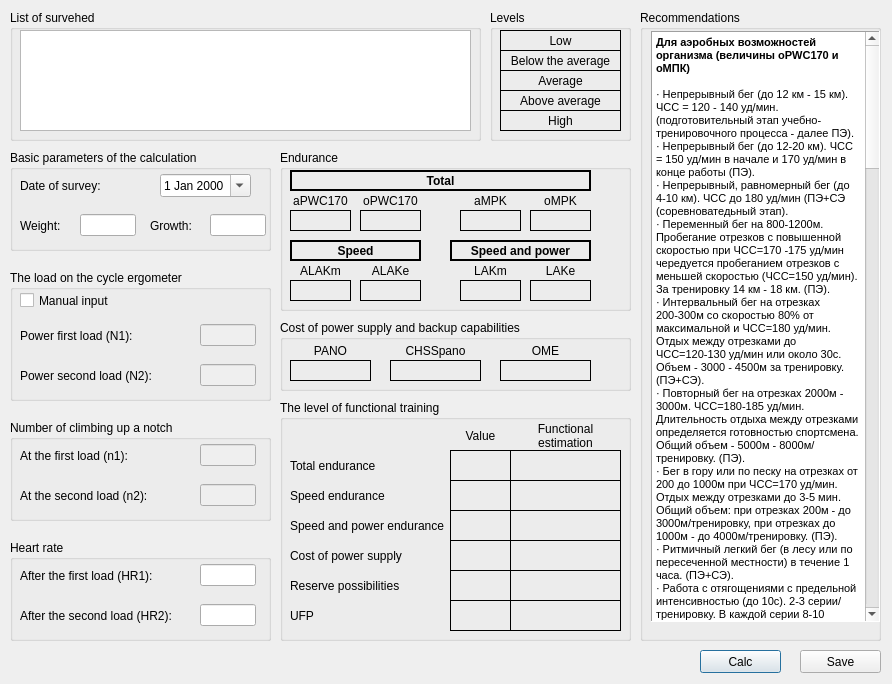
Old version of the form shvsm/shvsmcreatedialog.ui in the repository SeregaGomen/shvsm.
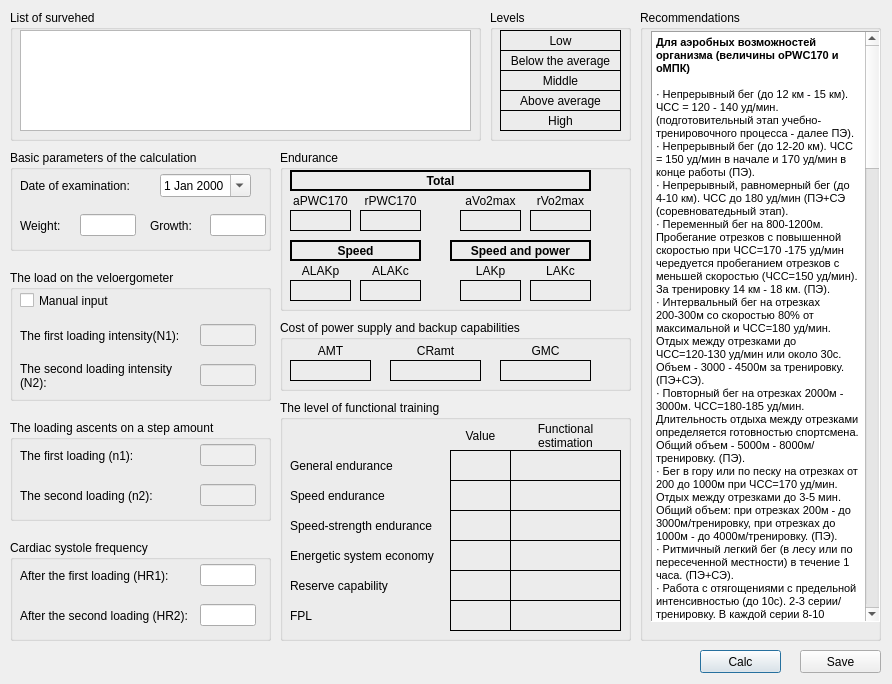
New version of the form.

```diff
--- a/shvsm/shvsmcreatedialog.ui
+++ b/shvsm/shvsmcreatedialog.ui
@@ -78,7 +78,7 @@
      <item>
       <widget class="QLabel" name="label">
        <property name="text">
-        <string>Date of survey:</string>
+        <string>Date of examination:</string>
        </property>
       </widget>
      </item>
@@ -182,7 +182,7 @@
     </rect>
    </property>
    <property name="title">
-    <string>The load on the cycle ergometer</string>
+    <string>The load on the veloergometer</string>
    </property>
    <widget class="QWidget" name="horizontalLayoutWidget_13">
     <property name="geometry">
@@ -216,7 +216,7 @@
      <item>
       <widget class="QLabel" name="label_7">
        <property name="text">
-        <string>Power first load (N1):</string>
+        <string>The first loading intensity(N1):</string>
        </property>
        <property name="wordWrap">
         <bool>true</bool>
@@ -257,7 +257,7 @@
      <item>
       <widget class="QLabel" name="label_8">
        <property name="text">
-        <string>Power second load (N2):</string>
+        <string>The second loading intensity (N2):</string>
        </property>
        <property name="wordWrap">
         <bool>true</bool>
@@ -290,7 +290,7 @@
     </rect>
    </property>
    <property name="title">
-    <string>Number of climbing up a notch</string>
+    <string>The loading ascents on a step amount </string>
    </property>
    <widget class="QWidget" name="horizontalLayoutWidget_17">
     <property name="geometry">
@@ -316,7 +316,7 @@
      <rect>
       <x>10</x>
       <y>20</y>
-      <width>171</width>
+      <width>292</width>
       <height>31</height>
      </rect>
     </property>
@@ -324,7 +324,7 @@
      <item>
       <widget class="QLabel" name="label_9">
        <property name="text">
-        <string>At the first load (n1):</string>
+        <string>The first loading (n1):</string>
        </property>
       </widget>
      </item>
@@ -362,7 +362,7 @@
      <item>
       <widget class="QLabel" name="label_10">
        <property name="text">
-        <string>At the second load (n2):</string>
+        <string>The second loading (n2):</string>
        </property>
       </widget>
      </item>
@@ -379,7 +379,7 @@
     </rect>
    </property>
    <property name="title">
-    <string>Heart rate</string>
+    <string>Cardiac systole frequency</string>
    </property>
    <widget class="QWidget" name="horizontalLayoutWidget_21">
     <property name="geometry">
@@ -409,7 +409,7 @@
      <item>
       <widget class="QLabel" name="label_11">
        <property name="text">
-        <string>After the first load (HR1):</string>
+        <string>After the first loading (HR1):</string>
        </property>
        <property name="wordWrap">
         <bool>true</bool>
@@ -446,7 +446,7 @@
      <item>
       <widget class="QLabel" name="label_12">
        <property name="text">
-        <string>After the second load (HR2):</string>
+        <string>After the second loading (HR2):</string>
        </property>
        <property name="wordWrap">
         <bool>true</bool>
@@ -534,7 +534,7 @@
      <item>
       <widget class="QLabel" name="label_6">
        <property name="text">
-        <string>oPWC170</string>
+        <string>rPWC170</string>
        </property>
        <property name="alignment">
         <set>Qt::AlignCenter</set>
@@ -640,7 +640,7 @@
      <item>
       <widget class="QLabel" name="label_15">
        <property name="text">
-        <string>aMPK</string>
+        <string>aVo2max</string>
        </property>
        <property name="alignment">
         <set>Qt::AlignCenter</set>
@@ -662,7 +662,7 @@
      <item>
       <widget class="QLabel" name="label_16">
        <property name="text">
-        <string>oMPK</string>
+        <string>rVo2max</string>
        </property>
        <property name="alignment">
         <set>Qt::AlignCenter</set>
@@ -774,7 +774,7 @@
      <item>
       <widget class="QLabel" name="label_19">
        <property name="text">
-        <string>ALAKm</string>
+        <string>ALAKp</string>
        </property>
        <property name="alignment">
         <set>Qt::AlignCenter</set>
@@ -824,7 +824,7 @@
      <item>
       <widget class="QLabel" name="label_20">
        <property name="text">
-        <string>ALAKe</string>
+        <string>ALAKc</string>
        </property>
        <property name="alignment">
         <set>Qt::AlignCenter</set>
@@ -874,7 +874,7 @@
      <item>
       <widget class="QLabel" name="label_21">
        <property name="text">
-        <string>LAKm</string>
+        <string>LAKp</string>
        </property>
        <property name="alignment">
         <set>Qt::AlignCenter</set>
@@ -924,7 +924,7 @@
      <item>
       <widget class="QLabel" name="label_22">
        <property name="text">
-        <string>LAKe</string>
+        <string>LAKc</string>
        </property>
        <property name="alignment">
         <set>Qt::AlignCenter</set>
@@ -987,7 +987,7 @@
      <item>
       <widget class="QLabel" name="labelPANO_t">
        <property name="text">
-        <string>PANO</string>
+        <string>AMT</string>
        </property>
        <property name="alignment">
         <set>Qt::AlignCenter</set>
@@ -1009,7 +1009,7 @@
      <item>
       <widget class="QLabel" name="label_25">
        <property name="text">
-        <string>CHSSpano</string>
+        <string>CRamt</string>
        </property>
        <property name="alignment">
         <set>Qt::AlignCenter</set>
@@ -1087,7 +1087,7 @@
      <item>
       <widget class="QLabel" name="label_26">
        <property name="text">
-        <string>OME</string>
+        <string>GMC</string>
        </property>
        <property name="alignment">
         <set>Qt::AlignCenter</set>
@@ -1150,7 +1150,7 @@
      <item row="0" column="0">
       <widget class="QLabel" name="label_23">
        <property name="text">
-        <string>Total endurance</string>
+        <string>General endurance</string>
        </property>
        <property name="wordWrap">
         <bool>true</bool>
@@ -1363,7 +1363,7 @@
      <item row="0" column="0">
       <widget class="QLabel" name="label_29">
        <property name="text">
-        <string>Speed and power endurance</string>
+        <string>Speed-strength endurance</string>
        </property>
        <property name="wordWrap">
         <bool>true</bool>
@@ -1407,7 +1407,7 @@
      <item row="0" column="0">
       <widget class="QLabel" name="label_30">
        <property name="text">
-        <string>Cost of power supply</string>
+        <string>Energetic system economy</string>
        </property>
        <property name="wordWrap">
         <bool>true</bool>
@@ -1476,7 +1476,7 @@
      <item row="0" column="0">
       <widget class="QLabel" name="label_31">
        <property name="text">
-        <string>Reserve possibilities</string>
+        <string>Reserve capability</string>
        </property>
        <property name="wordWrap">
         <bool>true</bool>
@@ -1545,7 +1545,7 @@
      <item row="0" column="0">
       <widget class="QLabel" name="label_32">
        <property name="text">
-        <string>UFP</string>
+        <string>FPL</string>
        </property>
        <property name="wordWrap">
         <bool>true</bool>
@@ -1658,7 +1658,7 @@
         <enum>QFrame::Box</enum>
        </property>
        <property name="text">
-        <string>Average</string>
+        <string>Middle</string>
        </property>
        <property name="alignment">
         <set>Qt::AlignCenter</set>
```
Left out of the diff: 98 changed lines with no effect on the pictures.
